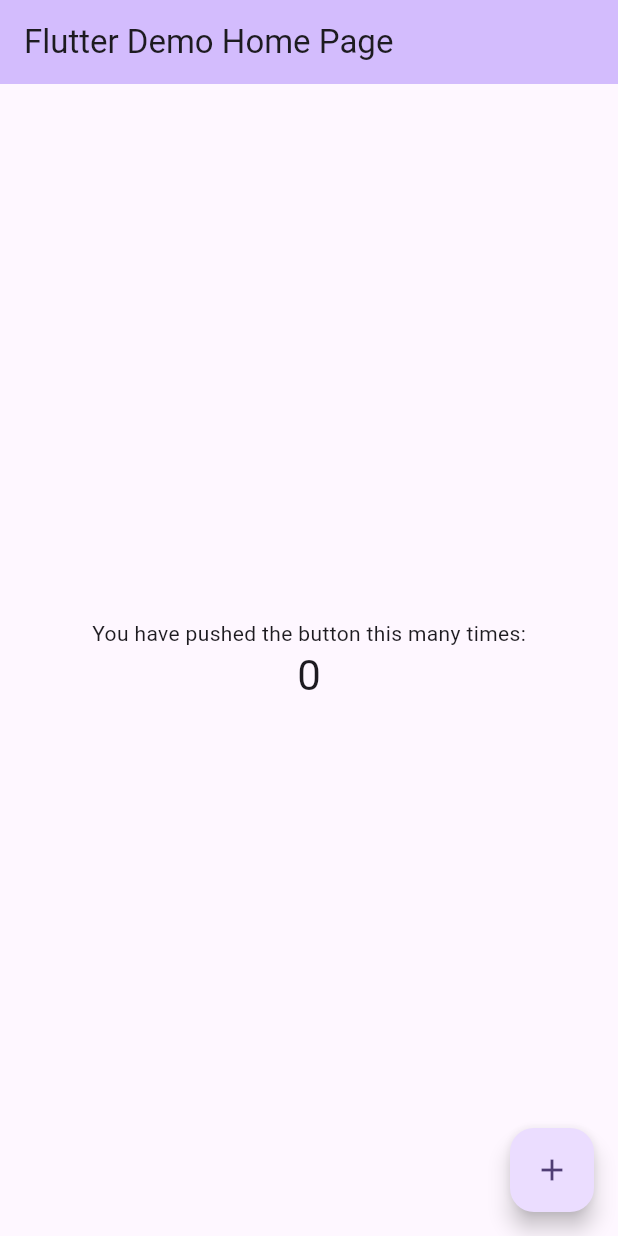
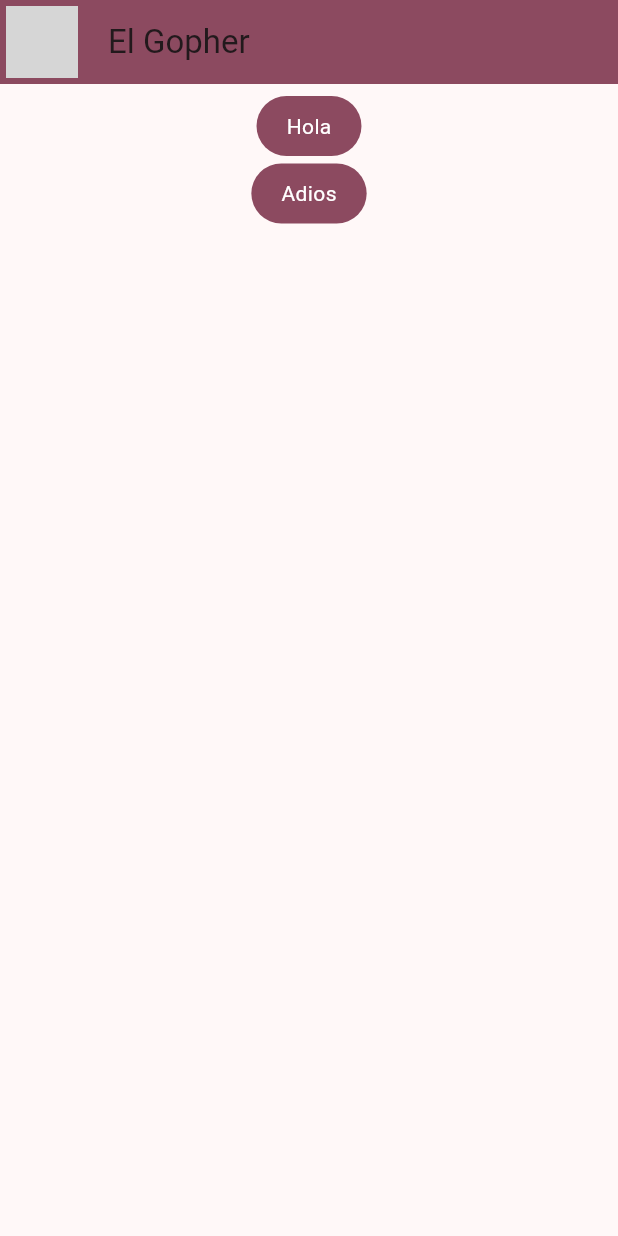
Before and after one commit to JonathanLNB/bootcamp-flutter-yes-or-no, a Flutter app: the screen it shows after launch, on a phone screen of 412 x 824 dp. Run offline on Flutter 3.47's test engine with Material 3 defaults, Android fonts, the phone set to English and light mode, and no system bars; network calls fail; grey boxes are pictures that could not be loaded.

Commit message:
feat: Burbujas remitente

```diff
--- /dev/null
+++ b/lib/config/theme/app_theme.dart
@@ -0,0 +1,27 @@
+import 'package:flutter/material.dart';
+
+class AppTheme {
+  final int selectedColor;
+
+  AppTheme({this.selectedColor = 0})
+    : assert(
+        selectedColor >= 0 && selectedColor <= _colorThemes.length - 1,
+        'Colors Theme must be 0 and ${_colorThemes.length - 1}',
+      );
+
+  ThemeData theme() {
+    return ThemeData(colorSchemeSeed: _colorThemes[selectedColor]);
+  }
+}
+
+const Color _customColor = Color(0x8849149F);
+const List<Color> _colorThemes = [
+  _customColor,
+  Colors.blue,
+  Colors.teal,
+  Colors.green,
+  Colors.yellow,
+  Colors.orange,
+  Colors.pink,
+  Colors.black,
+];
--- a/lib/main.dart
+++ b/lib/main.dart
@@ -1,4 +1,6 @@
 import 'package:flutter/material.dart';
+import 'package:yes_or_no_app/config/theme/app_theme.dart';
+import 'package:yes_or_no_app/screens/chat_screen.dart';
 
 void main() {
   runApp(const MyApp());
@@ -7,116 +9,12 @@ void main() {
 class MyApp extends StatelessWidget {
   const MyApp({super.key});
 
-  // This widget is the root of your application.
   @override
   Widget build(BuildContext context) {
     return MaterialApp(
       title: 'Flutter Demo',
-      theme: ThemeData(
-        // This is the theme of your application.
-        //
-        // TRY THIS: Try running your application with "flutter run". You'll see
-        // the application has a purple toolbar. Then, without quitting the app,
-        // try changing the seedColor in the colorScheme below to Colors.green
-        // and then invoke "hot reload" (save your changes or press the "hot
-        // reload" button in a Flutter-supported IDE, or press "r" if you used
-        // the command line to start the app).
-        //
-        // Notice that the counter didn't reset back to zero; the application
-        // state is not lost during the reload. To reset the state, use hot
-        // restart instead.
-        //
-        // This works for code too, not just values: Most code changes can be
-        // tested with just a hot reload.
-        colorScheme: .fromSeed(seedColor: Colors.deepPurple),
-      ),
-      home: const MyHomePage(title: 'Flutter Demo Home Page'),
+      theme: AppTheme(selectedColor: 7).theme(),
+      home: ChatScreen(),
     );
   }
 }
-
-class MyHomePage extends StatefulWidget {
-  const MyHomePage({super.key, required this.title});
-
-  // This widget is the home page of your application. It is stateful, meaning
-  // that it has a State object (defined below) that contains fields that affect
-  // how it looks.
-
-  // This class is the configuration for the state. It holds the values (in this
-  // case the title) provided by the parent (in this case the App widget) and
-  // used by the build method of the State. Fields in a Widget subclass are
-  // always marked "final".
-
-  final String title;
-
-  @override
-  State<MyHomePage> createState() => _MyHomePageState();
-}
-
-class _MyHomePageState extends State<MyHomePage> {
-  int _counter = 0;
-
-  void _incrementCounter() {
-    setState(() {
-      // This call to setState tells the Flutter framework that something has
-      // changed in this State, which causes it to rerun the build method below
-      // so that the display can reflect the updated values. If we changed
-      // _counter without calling setState(), then the build method would not be
-      // called again, and so nothing would appear to happen.
-      _counter++;
-    });
-  }
-
-  @override
-  Widget build(BuildContext context) {
-    // This method is rerun every time setState is called, for instance as done
-    // by the _incrementCounter method above.
-    //
-    // The Flutter framework has been optimized to make rerunning build methods
-    // fast, so that you can just rebuild anything that needs updating rather
-    // than having to individually change instances of widgets.
-    return Scaffold(
-      appBar: AppBar(
-        // TRY THIS: Try changing the color here to a specific color (to
-        // Colors.amber, perhaps?) and trigger a hot reload to see the AppBar
-        // change color while the other colors stay the same.
-        backgroundColor: Theme.of(context).colorScheme.inversePrimary,
-        // Here we take the value from the MyHomePage object that was created by
-        // the App.build method, and use it to set our appbar title.
-        title: Text(widget.title),
-      ),
-      body: Center(
-        // Center is a layout widget. It takes a single child and positions it
-        // in the middle of the parent.
-        child: Column(
-          // Column is also a layout widget. It takes a list of children and
-          // arranges them vertically. By default, it sizes itself to fit its
-          // children horizontally, and tries to be as tall as its parent.
-          //
-          // Column has various properties to control how it sizes itself and
-          // how it positions its children. Here we use mainAxisAlignment to
-          // center the children vertically; the main axis here is the vertical
-          // axis because Columns are vertical (the cross axis would be
-          // horizontal).
-          //
-          // TRY THIS: Invoke "debug painting" (choose the "Toggle Debug Paint"
-          // action in the IDE, or press "p" in the console), to see the
-          // wireframe for each widget.
-          mainAxisAlignment: .center,
-          children: [
-            const Text('You have pushed the button this many times:'),
-            Text(
-              '$_counter',
-              style: Theme.of(context).textTheme.headlineMedium,
-            ),
-          ],
-        ),
-      ),
-      floatingActionButton: FloatingActionButton(
-        onPressed: _incrementCounter,
-        tooltip: 'Increment',
-        child: const Icon(Icons.add),
-      ),
-    );
-  }
-}
--- /dev/null
+++ b/lib/screens/chat_screen.dart
@@ -0,0 +1,76 @@
+import 'package:flutter/material.dart';
+
+class ChatScreen extends StatelessWidget {
+  const ChatScreen({super.key});
+
+  @override
+  Widget build(BuildContext context) {
+    final colorScheme = Theme.of(context).colorScheme;
+    return Scaffold(
+      appBar: AppBar(
+        backgroundColor: colorScheme.primary,
+        leading: Padding(
+          padding: EdgeInsets.all(4.0),
+          child: CircleAvatar(
+            backgroundImage: NetworkImage(
+              'https://go.dev/images/favicon-gopher-plain.png',
+            ),
+          ),
+        ),
+        title: Text("El Gopher"),
+        centerTitle: false
+      ),
+      body: _ChatView(),
+    );
+  }
+}
+
+class _ChatView extends StatelessWidget {
+  List<String> messages = ['Hola', 'Adios'];
+
+  @override
+  Widget build(BuildContext context) {
+    final colorScheme = Theme.of(context).colorScheme;
+    return SafeArea(
+      child: Padding(
+        padding: EdgeInsets.all(8),
+        child: Column(
+          children: [
+            Expanded(
+              child: Padding(
+                padding: EdgeInsets.symmetric(horizontal: 2),
+                child: ListView.builder(
+                  itemCount: messages.length,
+                  itemBuilder: (context, index) {
+                    return Column(
+                      mainAxisAlignment: MainAxisAlignment.end, //cross
+                      children: [
+                        Container(
+                          decoration: BoxDecoration(
+                            color: colorScheme.primary,
+                            borderRadius: BorderRadius.circular(20),
+                          ),
+                          child: Padding(
+                            padding: EdgeInsets.symmetric(
+                              horizontal: 20,
+                              vertical: 10,
+                            ),
+                            child: Text(
+                              messages[index],
+                              style: TextStyle(color: Colors.white),
+                            ),
+                          ),
+                        ),
+                        SizedBox(height: 5),
+                      ],
+                    );
+                  },
+                ),
+              ),
+            ),
+          ],
+        ),
+      ),
+    );
+  }
+}
```
